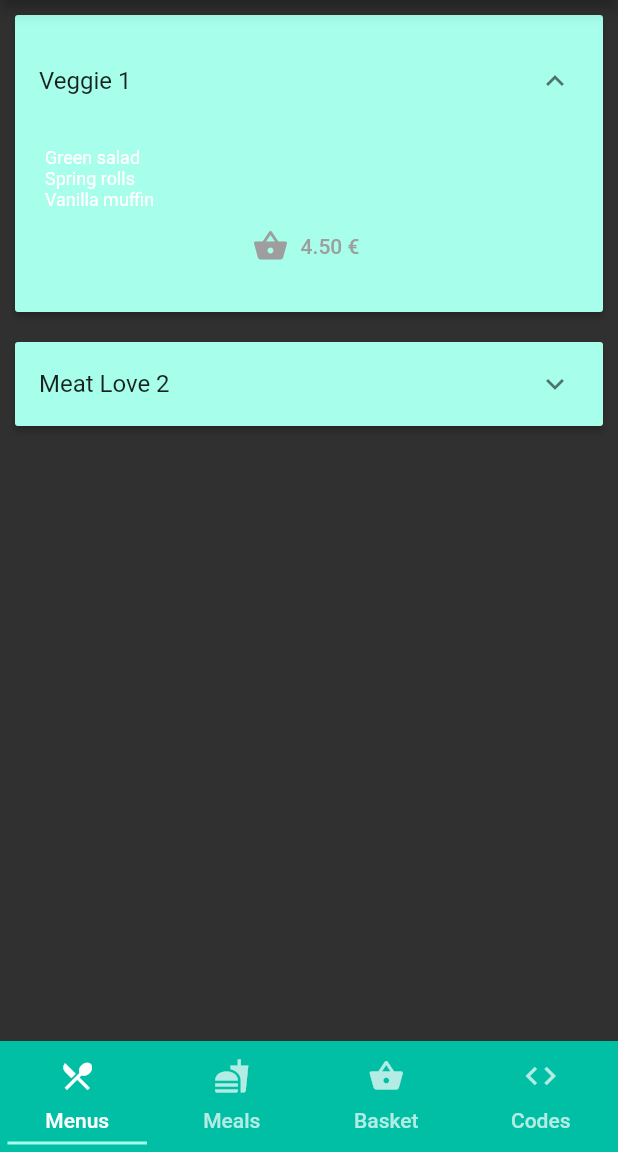
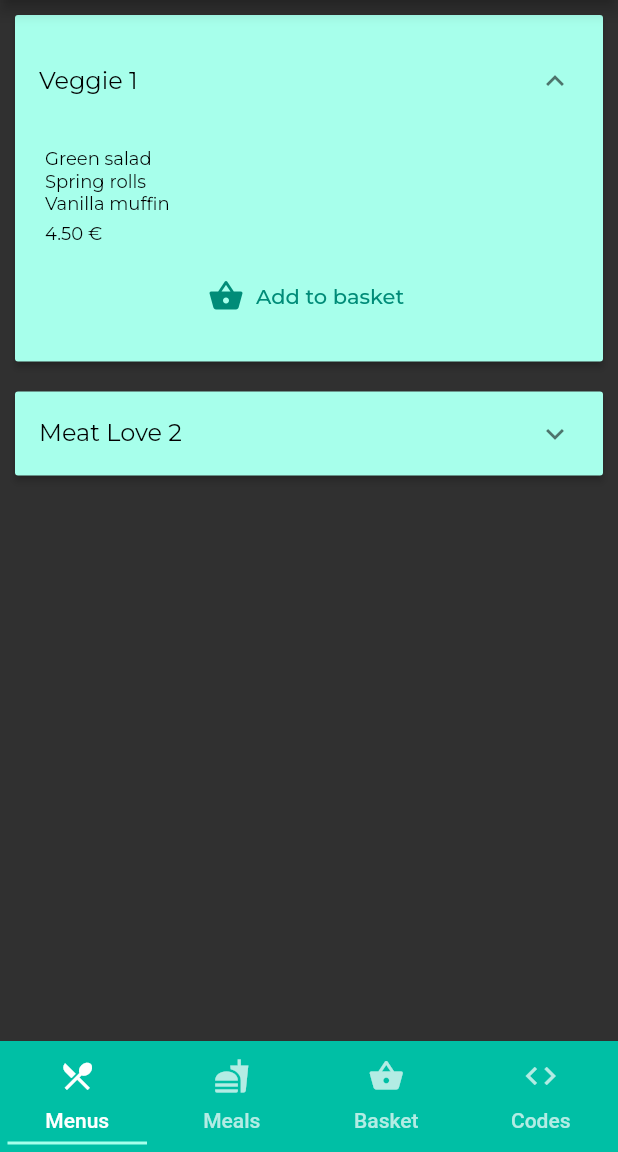
Before and after one commit to htl-anichstrasse/sokka, a Flutter app: the HomeScreen screen opened directly, after a tap on the "expand more" icon, on a phone screen of 412 x 824 dp, the part 84-1236 px from its top. Run offline on Flutter 3.47's test engine with Material 2 defaults, Android fonts, the phone set to English and light mode, and no system bars; our stand-ins replace google_fonts, shared_preferences; accounts and stored records are empty; network calls fail; Roboto replaces fonts that are missing (FiraCode).

Commit message:
adapted fonts to montserrat

```diff
--- a/client/lib/views/basket/BasketView.dart
+++ b/client/lib/views/basket/BasketView.dart
@@ -2,6 +2,7 @@ import 'package:client/util/ShoppingBasketController.dart';
 import 'package:flutter/cupertino.dart';
 import 'package:flutter/material.dart';
 import 'package:client/models/menu.dart';
+import 'package:google_fonts/google_fonts.dart';
 
 class BasketView extends StatefulWidget {
     @override
@@ -16,19 +17,32 @@ class _BasketViewState extends State<BasketView> {
         return new ListView.builder(
             itemCount: this._shoppingBasketController.getBasket().length,
             itemBuilder: (BuildContext context, int index) => new Dismissible(
-                key: Key('${this._shoppingBasketController.getBasket()[index].getTitle} $index'),
+                key: Key('${this._shoppingBasketController.getBasket()[index].getTitle}'),
                 onDismissed: (DismissDirection direction) => {
                     setState(() => this._shoppingBasketController.getBasket().removeAt(index)),
                     Scaffold.of(context).showSnackBar(new SnackBar(
-                            content: new Text('${this._shoppingBasketController.getBasket()[index].getTitle} has been removed from your basket'),
-                            // duration: new Duration(seconds: 1),
+                            content: new Text(
+                                '${this._shoppingBasketController.getBasket()[index].getTitle} has been removed from your basket',
+                                style: GoogleFonts.montserrat(),
+                            ),      // duration: new Duration(seconds: 1),
                         )
                     ),
                 },
                 child: new Card(
                     child: new ListTile(
                         leading: this._shoppingBasketController.getBasket()[index] is Menu ? Icon(Icons.restaurant_menu) : Icon(Icons.fastfood),
-                        title: new Text('${this._shoppingBasketController.getBasket()[index].getTitle}'),
+                        title: new Text(
+                            '${this._shoppingBasketController.getBasket()[index].getTitle}',
+                            style: GoogleFonts.montserrat(
+                                color: Colors.black,
+                            ),
+                        ),
+                        trailing: new Text(
+                            '${this._shoppingBasketController.getBasket()[index].getPrice.toStringAsFixed(2)} €',
+                            style: GoogleFonts.montserrat(
+                                color: Colors.black,
+                            ),
+                        ),
                     ),
                 ),
             ),
--- a/client/lib/views/menu/panel/MenuPanel.dart
+++ b/client/lib/views/menu/panel/MenuPanel.dart
@@ -1,6 +1,7 @@
 import 'package:flutter/material.dart';
 import 'package:client/models/menu.dart';
 import 'package:client/util/ShoppingBasketController.dart';
+import 'package:google_fonts/google_fonts.dart';
 
 /// ----------------------------------------------------------------------
 /// Render-Widget for displaying a menu as foldable expansion panel in the
@@ -48,6 +49,9 @@ class _MenuPanelState extends State<MenuPanel> {
                 return new ListTile(
                     title: new Text(
                         '${menu.getTitle} ${menu.getIndex != null ? menu.getIndex + 1 : ''}',
+                        style: GoogleFonts.montserrat(
+                            color: Colors.black,
+                        ),
                     ),
                 );
             },
@@ -63,29 +67,71 @@ class _MenuPanelState extends State<MenuPanel> {
                 children: <Widget>[
                     new Row(
                         children: <Widget>[
-                            new Text(menu.getAppetizer),
+                            new Text(
+                                menu.getAppetizer,
+                                style: GoogleFonts.montserrat(
+                                    color: Colors.black,
+                                ),
+                            ),
                         ],
                     ),
                     new Row(
                         children: <Widget>[
-                            new Text(menu.getMainCourse),
+                            new Text(
+                                menu.getMainCourse,
+                                style: GoogleFonts.montserrat(
+                                    color: Colors.black,
+                                ),
+                            ),
                         ],
                     ),
                     new Row(
                         children: <Widget>[
-                            new Text(menu.getDessert),
+                            new Text(
+                                menu.getDessert,
+                                style: GoogleFonts.montserrat(
+                                    color: Colors.black,
+                                ),
+                            ),
                         ],
                     ),
-                    new FlatButton.icon(
-                        onPressed: () => {
-                            this._shoppingBasketController.appendMenuToBasket(menu),
-                            Scaffold.of(context).showSnackBar(new SnackBar(
-                                content: new Text('Menu: "${menu.getTitle}" has been added to your basket!'),
-                                // duration: new Duration(seconds: 1),
-                            ))
-                        },
-                        label: new Text('${menu.getPrice.toStringAsFixed(2)} €', style: new TextStyle(color: Colors.grey),),
-                        icon: new Icon(Icons.shopping_basket, color: Colors.grey,),
+                    new Container(
+                        margin: new EdgeInsets.only(top: 5.0),
+                        child: new Row(
+                            children: <Widget>[
+                                new Text(
+                                    '${menu.getPrice.toStringAsFixed(2)} €',
+                                    style: GoogleFonts.montserrat(
+                                        color: Colors.black
+                                    ),
+                                ),
+                            ],
+                        ),
+                    ),
+                    new Container(
+                        alignment: Alignment.center,
+                        margin: new EdgeInsets.only(top: 10.0),
+                        child: new FlatButton.icon(
+                            onPressed: () => {
+                                this._shoppingBasketController.appendMenuToBasket(menu),
+                                Scaffold.of(context).showSnackBar(new SnackBar(
+                                    content: new Text(
+                                        'Menu: "${menu.getTitle}" has been added to your basket!',
+                                        style: GoogleFonts.montserrat()
+                                    ),
+                                ))
+                            },
+                            label: new Text(
+                                'Add to basket',
+                                style: GoogleFonts.montserrat(
+                                    color: new Color(0xFF008C78),
+                                ),
+                            ),
+                            icon: new Icon(
+                                Icons.shopping_basket,
+                                color: new Color(0xFF008C78),
+                            ),
+                        ),
                     ),
                 ],
             ),
```
